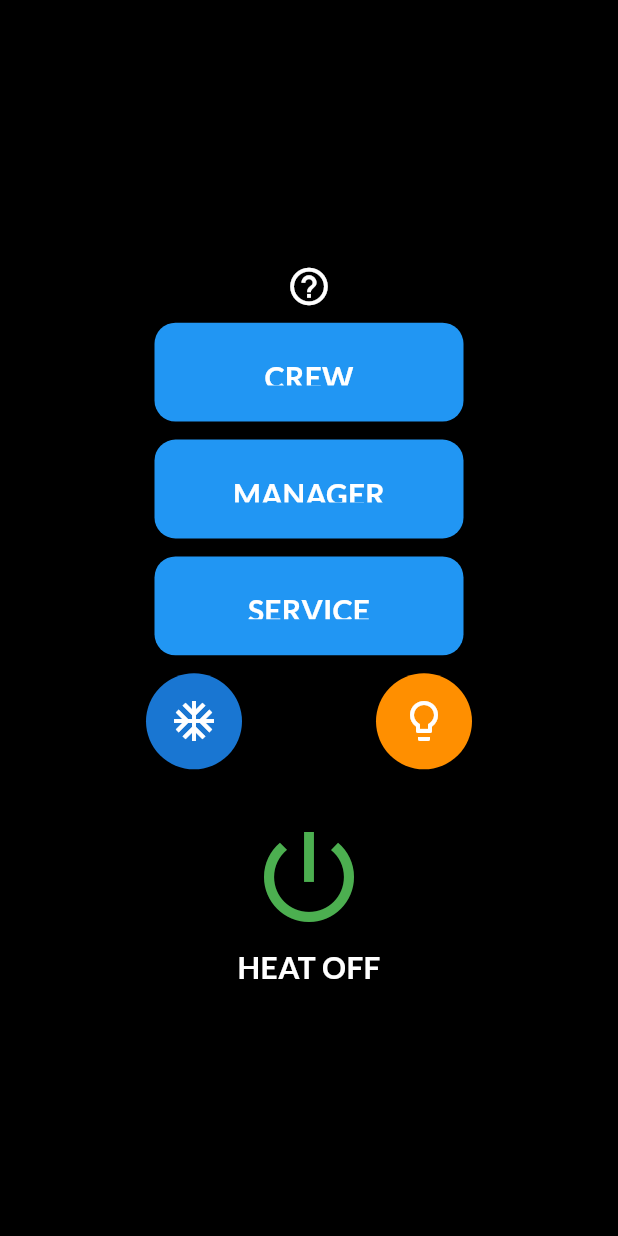
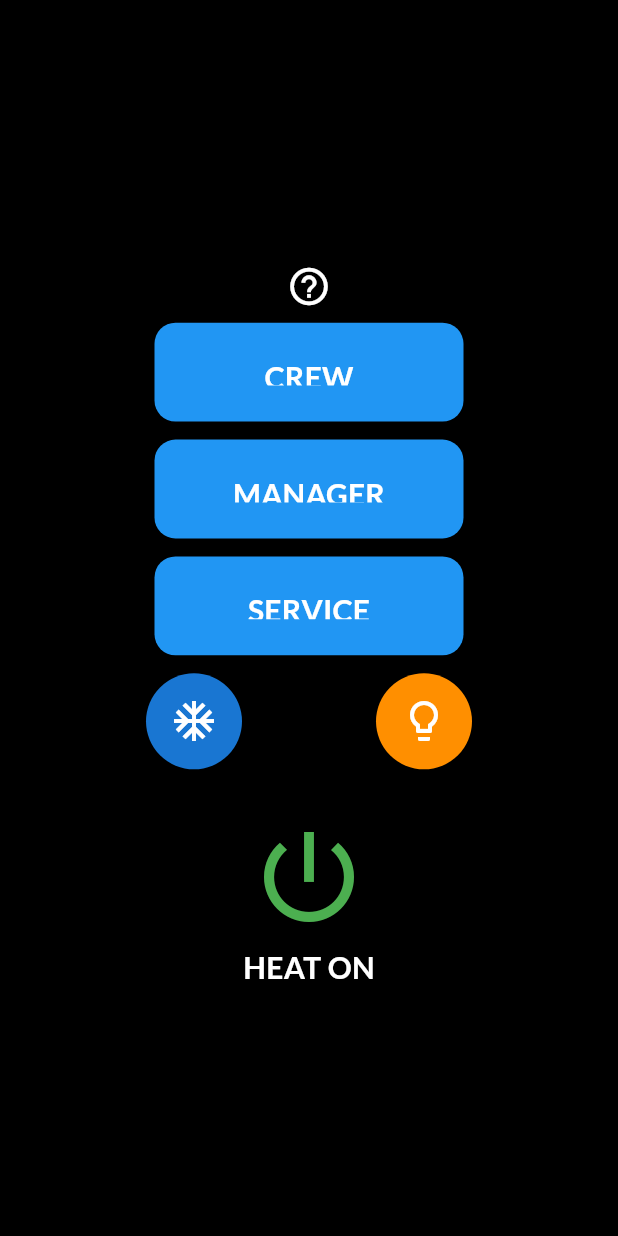
Before and after one commit to AllyTechEngineering/flutterembedded, a Flutter app: the ControlOnScreen screen opened by its route, on a phone screen of 412 x 824 dp. Run offline on Flutter 3.47's test engine with Material 3 defaults, Android fonts, the phone set to English and light mode, and no system bars; our stand-ins replace google_fonts; generated files the repository leaves out were written again.

Commit message:
minor changes

```diff
--- a/lib/features/startup/control_on_screen.dart
+++ b/lib/features/startup/control_on_screen.dart
@@ -145,7 +145,7 @@ class ControlOnScreen extends StatelessWidget {
                 color: Colors.green,
               ),
               const Text(
-                'HEAT OFF',
+                'HEAT ON',
                 style: TextStyle(
                   color: Colors.white,
                   fontSize: 20.0,
```
Also changed, not shown: 2 other files.
